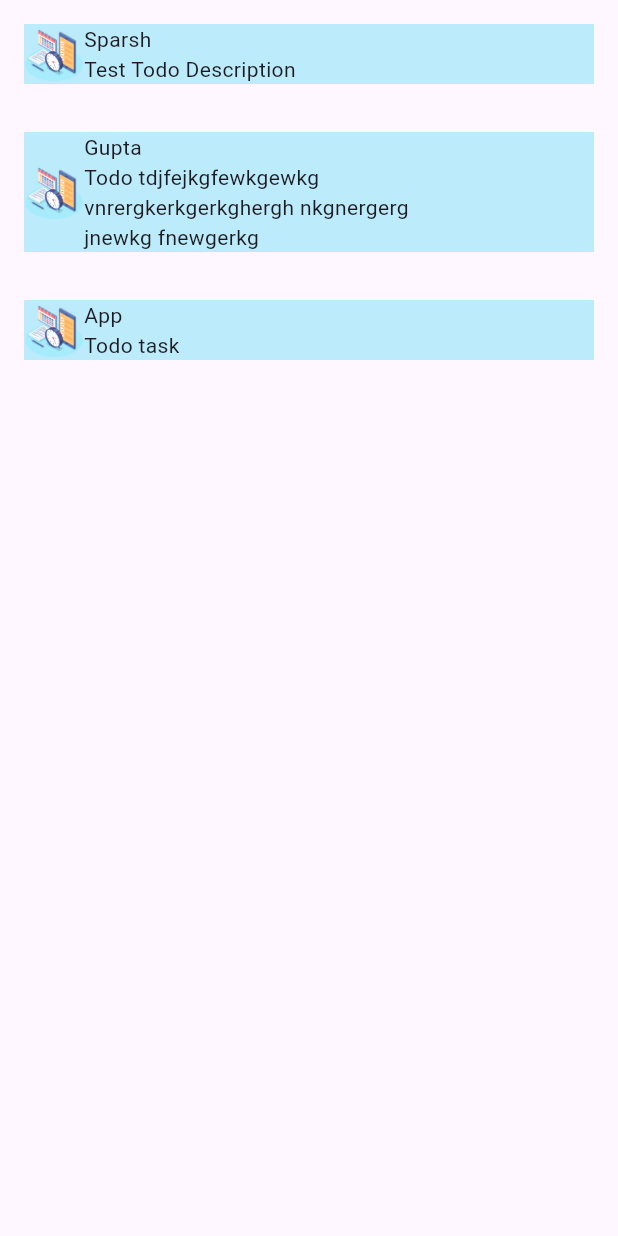
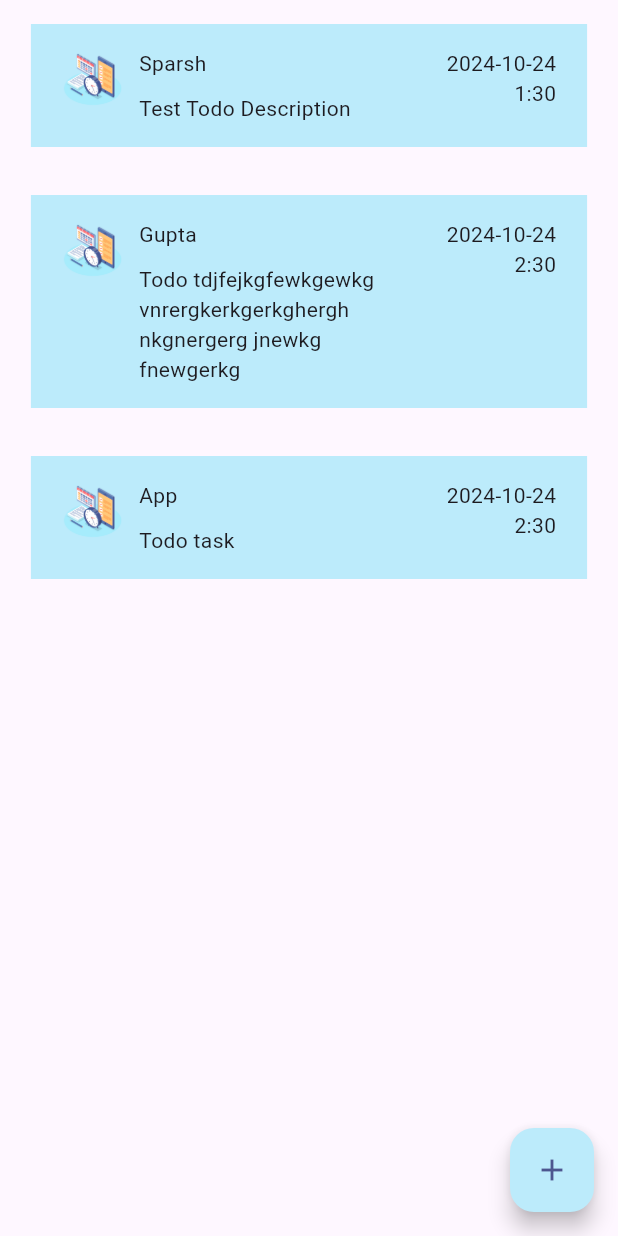
Before and after one commit to CSI-Trainee-2024/Task_4_Sparsh_2311143, a Flutter app: the screen it shows after launch, on a phone screen of 412 x 824 dp. Run offline on Flutter 3.47's test engine with Material 3 defaults, Android fonts, the light colour scheme and no system bars.

Commit message:
Home page ui created

```diff
--- a/lib/pages/home_page.dart
+++ b/lib/pages/home_page.dart
@@ -21,7 +21,8 @@ class _HomePageState extends State<HomePage> {
         time: '1:30'),
     Todo(
         title: "Gupta",
-        description: "Todo tdjfejkgfewkgewkg vnrergkerkgerkghergh nkgnergerg jnewkg fnewgerkg ",
+        description:
+            "Todo tdjfejkgfewkgewkg vnrergkerkgerkghergh nkgnergerg jnewkg fnewgerkg ",
         date: '2024-10-24',
         time: '2:30'),
     Todo(
@@ -39,24 +40,49 @@ class _HomePageState extends State<HomePage> {
           itemCount: todos.length,
           itemBuilder: (context, index) {
             return Container(
-              margin: EdgeInsets.symmetric(horizontal: 16, vertical: 16),
+              margin: EdgeInsets.symmetric(
+                  horizontal: screenWidth * 0.05, vertical: 16),
+              padding: EdgeInsets.symmetric(
+                  horizontal: screenWidth * 0.05, vertical: 16),
               color: lightBlueColor,
               child: Row(
+                crossAxisAlignment: CrossAxisAlignment.start,
                 children: <Widget>[
-                  SizedBox(
+                  Container(
                     height: 40,
-                    width: 40,
+                    width: screenWidth * 0.1,
                     child: Image.asset("assets/splash_image.png"),
                   ),
+                  SizedBox(
+                    width: screenWidth * 0.025,
+                  ),
                   Container(
-                    width: screenWidth*0.6,
+                    width: screenWidth * 0.45,
                     child: Column(
                       crossAxisAlignment: CrossAxisAlignment.start,
                       children: [
                         Text(
                           todos[index].title!,
                         ),
+                        SizedBox(
+                          height: 10,
+                        ),
                         Text(todos[index].description!)
+                      ],
+                    ),
+                  ),
+                  SizedBox(
+                    width: screenWidth * 0.025,
+                  ),
+                  Container(
+                    width: screenWidth * 0.2,
+                    child: Column(
+                      crossAxisAlignment: CrossAxisAlignment.end,
+                      children: [
+                        Text(
+                          todos[index].date!,
+                        ),
+                        Text(todos[index].time!),
                       ],
                     ),
                   )
@@ -64,6 +90,12 @@ class _HomePageState extends State<HomePage> {
               ),
             );
           }),
+          floatingActionButton: FloatingActionButton(
+        child: Icon(Icons.add,
+             color: darkBlueColor,
+        ),
+        backgroundColor: lightBlueColor, onPressed: () {  },
+          )
     ));
   }
 }
```
